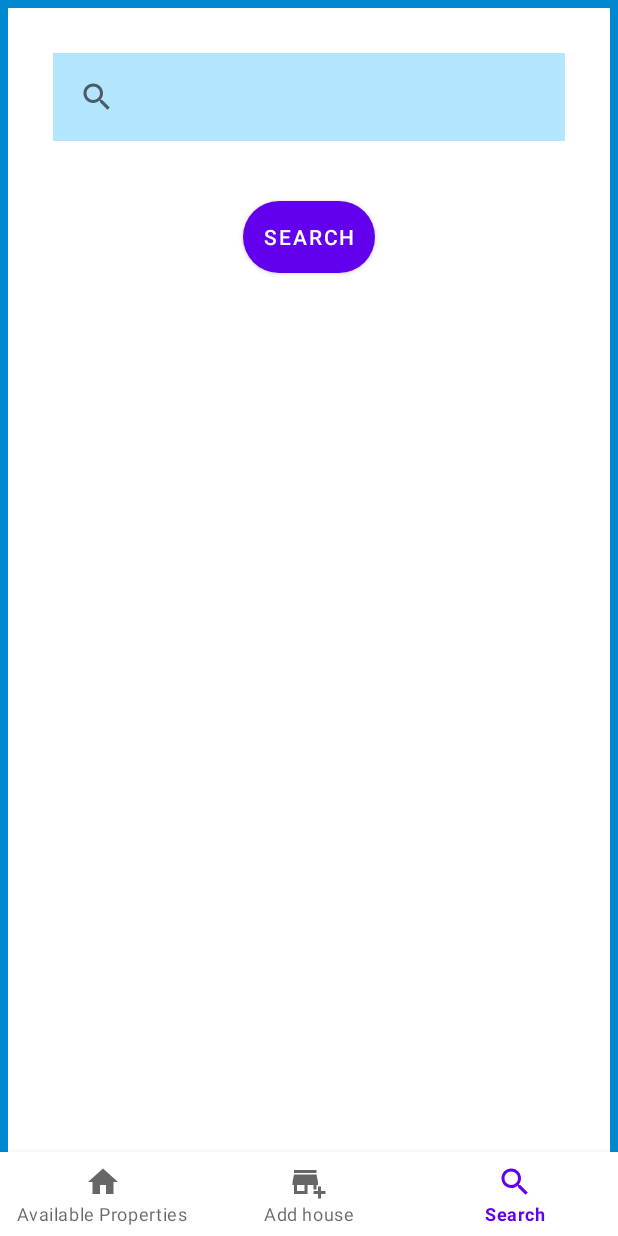
After one commit to Kabiru-254/MadPropertyPal, an Android app: the SearchFragment screen opened through its navigation route, on a phone screen of 412 x 824 dp. The commit adds this screen. Run offline under Robolectric (Android 15) with nearby library versions, the phone set to English and light mode, and no system bars; our stand-ins replace navigation-ui.

Commit message:
And alaas..search works too

```diff
--- /dev/null
+++ b/app/src/main/java/com/example/madpropertypal/ui/search/SearchFragment.java
@@ -0,0 +1,99 @@
+package com.example.madpropertypal.ui.search;
+
+import android.os.Bundle;
+import android.view.LayoutInflater;
+import android.view.View;
+import android.view.ViewGroup;
+import android.widget.Button;
+
+
+import androidx.annotation.NonNull;
+import androidx.appcompat.widget.SearchView;
+import androidx.fragment.app.Fragment;
+import androidx.recyclerview.widget.LinearLayoutManager;
+import androidx.recyclerview.widget.RecyclerView;
+
+import com.example.madpropertypal.PropertyModel;
+import com.example.madpropertypal.R;
+import com.example.madpropertypal.sqlite.SQLiteHelper;
+import com.example.madpropertypal.ui.home.RecyclerViewAdapter;
+
+import java.util.ArrayList;
+import java.util.List;
+
+public class SearchFragment extends Fragment {
+
+    RecyclerView recyclerView;
+    private Button searchBt;
+    private SearchView searchView;
+    public View onCreateView(@NonNull LayoutInflater inflater,
+                             ViewGroup container, Bundle savedInstanceState) {
+
+        View root = inflater.inflate(R.layout.fragment_search, container, false);
+
+
+        searchBt = root.findViewById(R.id.searchBT);
+
+
+        searchView = root.findViewById(R.id.searchView);
+        searchView.setOnQueryTextListener(new SearchView.OnQueryTextListener() {
+            @Override
+            public boolean onQueryTextSubmit(String query) {
+                searchHouse(query);
+                return false;
+            }
+
+            @Override
+            public boolean onQueryTextChange(String newText) {
+                searchHouse(newText);
+                return false;
+            }
+        });
+
+        recyclerView = root.findViewById(R.id.recyclerView1);
+        recyclerView.setHasFixedSize(true);
+        recyclerView.setLayoutManager(new LinearLayoutManager(getContext()));
+
+
+        return root;
+    }
+
+
+
+
+
+
+
+    List<PropertyModel> searchlist=new ArrayList<>();
+    RecyclerView.Adapter mAdapter;
+
+
+    private void searchHouse(String searchedHouse) {
+
+
+
+
+
+        if (!searchlist.isEmpty()){
+
+
+            searchlist.clear();
+
+        }
+
+
+
+
+        SQLiteHelper sqLiteHelpar = new SQLiteHelper(getContext(), "HOUSES_AVAILABLE");
+        searchlist = sqLiteHelpar.searchHouses(searchedHouse);
+
+        mAdapter = new RecyclerViewAdapter(getContext(),searchlist);
+        recyclerView.setAdapter(mAdapter);
+
+    }
+
+
+
+
+
+}
--- a/app/src/main/res/layout/dialog_layout.xml
+++ b/app/src/main/res/layout/dialog_layout.xml
@@ -277,7 +277,7 @@
         android:layout_height="wrap_content"
         android:hint="@string/asking_price"
         android:textSize="20sp"
-        android:id="@+id/askingPrice"
+        android:id="@+id/askingPriceTV"
         />
 
 
--- a/app/src/main/res/layout/fragment_notifications.xml
+++ b/app/src/main/res/layout/fragment_search.xml
@@ -7,7 +7,7 @@
     android:layout_height="match_parent"
     android:orientation="vertical"
     android:background="@color/primaryDark"
-    tools:context=".ui.notifications.NotificationsFragment">
+    tools:context=".ui.search.SearchFragment">
 
     <LinearLayout
         android:layout_width="match_parent"
@@ -18,18 +18,21 @@
         android:layout_margin="5dp">
 
         <androidx.appcompat.widget.SearchView
+            android:id="@+id/searchView"
             android:layout_width="match_parent"
             android:layout_height="wrap_content"
             android:padding="5dp"
+            android:inputType="text"
             app:queryHint="Type property Name"
             android:background="@color/primaryLight"
             android:layout_margin="20dp"
             />
 
         <Button
+            android:id="@+id/searchBT"
             android:layout_width="wrap_content"
             android:layout_height="wrap_content"
-            android:text="Search"
+            android:text="@string/search"
             android:layout_gravity="center_horizontal"
             android:background="@drawable/round_btn"
             android:textColor="@color/white"
@@ -38,6 +41,12 @@
             />
 
 
+
+        <androidx.recyclerview.widget.RecyclerView
+            android:layout_width="match_parent"
+            android:layout_height="wrap_content"
+            android:id="@+id/recyclerView1"/>
+
     </LinearLayout>
 
 
--- a/app/src/main/res/navigation/mobile_navigation.xml
+++ b/app/src/main/res/navigation/mobile_navigation.xml
@@ -19,7 +19,7 @@
 
     <fragment
         android:id="@+id/navigation_notifications"
-        android:name="com.example.madpropertypal.ui.notifications.NotificationsFragment"
+        android:name="com.example.madpropertypal.ui.search.SearchFragment"
         android:label="@string/title_notifications"
-        tools:layout="@layout/fragment_notifications" />
+        tools:layout="@layout/fragment_search" />
 </navigation>
--- a/app/src/main/res/values/strings.xml
+++ b/app/src/main/res/values/strings.xml
@@ -22,5 +22,6 @@
     <string name="local_amenities_">Local Amenities</string>
     <string name="confirm">Confirm</string>
     <string name="cancel">Cancel</string>
+    <string name="search">Search</string>
 
 </resources>
```
Also changed, not shown: app/src/main/AndroidManifest.xml (+9 -1 lines), app/src/main/java/com/example/madpropertypal/sqlite/SQLiteHelper.java (+61 -1 lines), app/src/main/java/com/example/madpropertypal/ui/home/HomeViewModel.java (deleted, +0 -19 lines), app/src/main/java/com/example/madpropertypal/ui/notifications/NotificationsFragment.java (deleted, +0 -35 lines), app/src/main/java/com/example/madpropertypal/ui/notifications/NotificationsViewModel.java (deleted, +0 -19 lines), app/src/main/java/com/example/madpropertypal/ui/uploadHouse/UploadFragment.java (+11 -22 lines), app/src/main/java/com/example/madpropertypal/ui/uploadHouse/UploadViewModel.java (deleted, +0 -19 lines).
